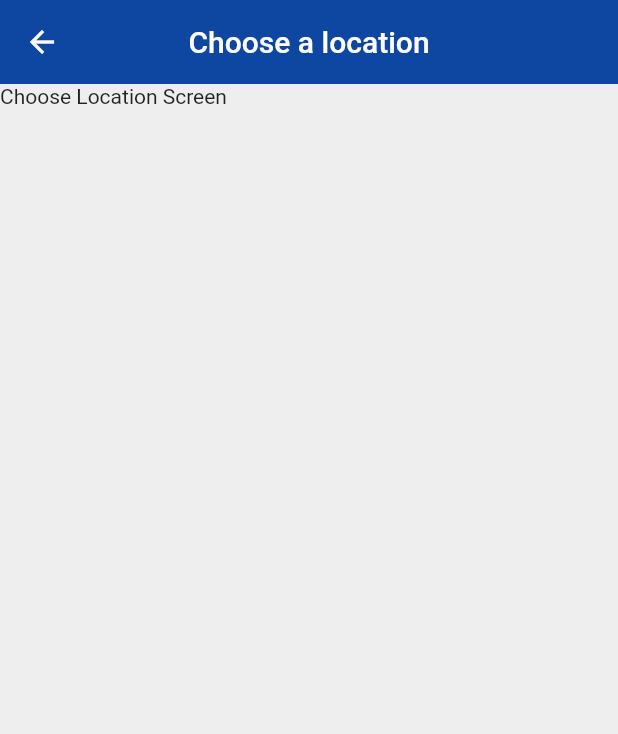
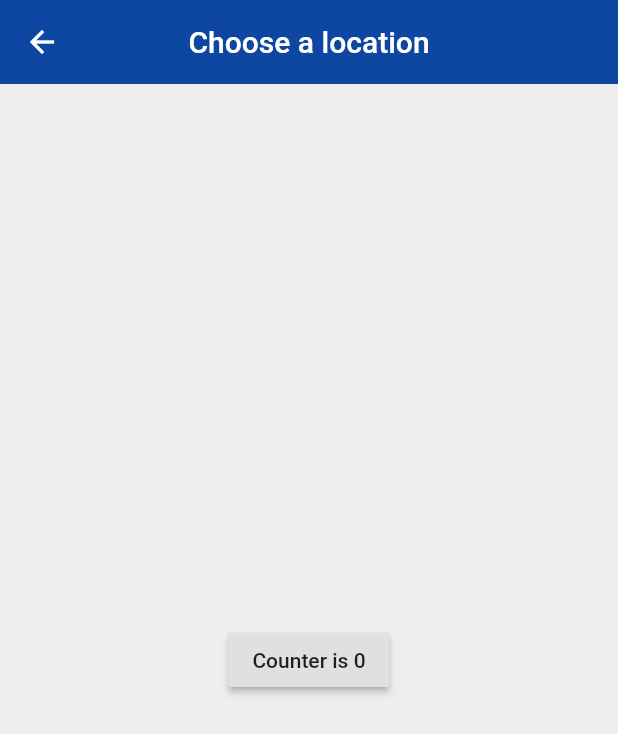
Before and after one commit to enzonjagi/FlutterLearning-WorldTime, a Flutter app: the screen it shows after launch, after a tap on "Edit Location", on a phone screen of 412 x 824 dp. Shown: the top 734 px of the screen. Run offline on Flutter 3.47's test engine with Material 2 defaults, Android fonts, the phone set to English and light mode, and no system bars.

Commit message:
An asynchronous function in choose location screen, used to simulate network requests, this also show how the await keyword is used

```diff
--- a/lib/Pages/choose_location.dart
+++ b/lib/Pages/choose_location.dart
@@ -6,8 +6,38 @@ class ChooseLocation extends StatefulWidget {
 }
 
 class _ChooseLocationState extends State<ChooseLocation> {
+
+  //How an asynchronous request to get data works
+  void getData() async {
+
+
+    //simulate a network request from a username db
+    //await keyword used to tell the function to wait
+    //till this function is complete
+    //to run the next line of code
+    String username = await Future.delayed(Duration(seconds: 3), (){
+      return 'Kavengi';
+    });
+
+    //Simulate network request to get bio of the username
+    String bio = await Future.delayed(Duration(seconds: 2), (){
+      return 'Future gf and wife';
+    });
+
+    print('$username - $bio');
+  }
+
+  int counter = 0;
+  @override
+  void initState() {
+    // TODO: implement initState
+    super.initState();
+    getData();
+  }
+
   @override
   Widget build(BuildContext context) {
+
     return Scaffold(
       backgroundColor: Colors.grey[200],
       appBar: AppBar(
@@ -16,7 +46,16 @@ class _ChooseLocationState extends State<ChooseLocation> {
         centerTitle: true,
         elevation: 0,
       ),
-      body: Text("Choose Location Screen"),
+      body: Center(
+        child: RaisedButton(
+          onPressed: () {
+            setState(() {
+              counter += 1;
+            });
+          },
+          child: Text("Counter is $counter"),
+        ),
+      ),
     );
   }
 }
```
